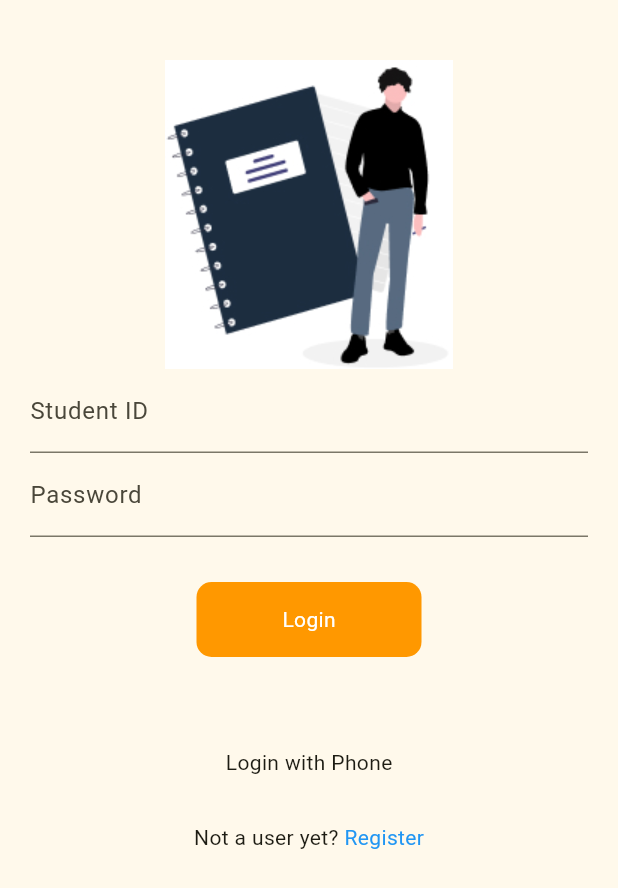
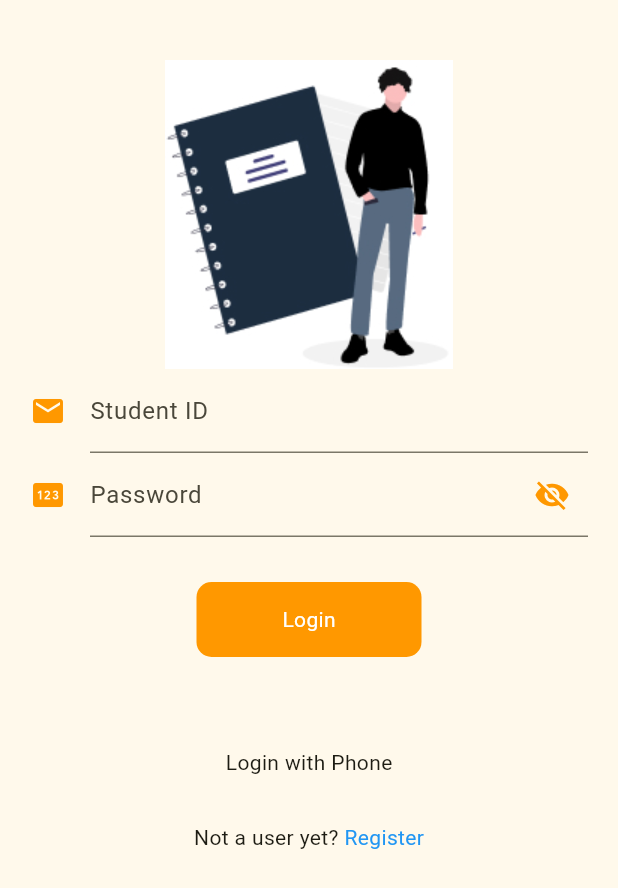
Before and after one commit to devanganaB/attendance_monitoring, a Flutter app: the screen it shows after launch, after a tap on "Login", on a phone screen of 412 x 824 dp. Shown: the top 888 px of the screen. Run offline on Flutter 3.47's test engine with Material 3 defaults, Android fonts, the phone set to English and light mode, and no system bars; our stand-ins replace cloud_firestore, firebase_auth, firebase_core, flutter_animate, toggle_switch; missing offline and left inert: flutter_barcode_scanner; accounts and stored records are empty; network calls fail.

Commit message:
login connected

```diff
--- a/lib/main.dart
+++ b/lib/main.dart
@@ -55,7 +55,8 @@ class _splashScreenState extends State<splashScreen> {
   @override
   Widget build(BuildContext context) {
     return Scaffold(
-      body: Column(
+      body: SingleChildScrollView(
+        child: Column(
           children: [
             Padding(
               padding: const EdgeInsets.only(top: 60),
@@ -88,6 +89,7 @@ class _splashScreenState extends State<splashScreen> {
             )
           ],
         ),
+      ),
     );
   }
 }
--- a/lib/screen/loginscreen.dart
+++ b/lib/screen/loginscreen.dart
@@ -1,3 +1,4 @@
+import 'package:attendance_monitoring/colors/pallete.dart';
 import 'package:attendance_monitoring/screen/home.dart';
 import 'package:attendance_monitoring/screen/phoneauth.dart';
 import 'package:attendance_monitoring/screen/register.dart';
@@ -16,9 +17,10 @@ class LoginScreen extends StatefulWidget {
 }
 
 class _LoginScreenState extends State<LoginScreen> {
+  bool passwordVisible = false;
   final FirebaseAuth _auth = FirebaseAuth.instance;
-  TextEditingController _emailController = TextEditingController();
-  TextEditingController _passwordController = TextEditingController();
+  final TextEditingController _emailController = TextEditingController();
+  final TextEditingController _passwordController = TextEditingController();
 
   Future<void> _login() async {
     try {
@@ -59,54 +61,35 @@ class _LoginScreenState extends State<LoginScreen> {
                 TextFormField(
                   controller: _emailController,
                   decoration: InputDecoration(
-                    labelText: 'Student ID',
-                    hintText: 'Enter your student ID',
-                  ),
+                      labelText: 'Student ID',
+                      hintText: 'Enter your student ID',
+                      icon: Icon(Icons.email),
+                      iconColor: Pallete.primary),
                 ),
                 TextFormField(
                   controller: _passwordController,
                   obscureText: true,
                   decoration: InputDecoration(
-                    labelText: 'Password',
-                    hintText: 'Enter your password',
-                  ),
+                      labelText: 'Password',
+                      hintText: 'Enter your password',
+                      icon: Icon(Icons.pin),
+                      suffixIcon: IconButton(
+                        icon: Icon(
+                          passwordVisible
+                              ? Icons.visibility
+                              : Icons.visibility_off,
+                          color: Pallete.primary,
+                        ),
+                        onPressed: () {
+                          setState(() {
+                            passwordVisible = !passwordVisible;
+                          });
+                        },
+                      ),
+                      iconColor: Pallete.primary),
                 ),
                 GestureDetector(
-                  onTap: () async {
-                    String id = _emailController.text.toString();
-                    String pass = _passwordController.text.toString();
-
-                    if (id.isNotEmpty && pass.isNotEmpty) {
-                      try {
-                        DocumentSnapshot snap = await FirebaseFirestore.instance
-                            .collection("users")
-                            .doc(id)
-                            .get();
-
-                        if (snap.exists) {
-                          String password = snap['password'];
-                          if (pass == password) {
-                            setState(() {
-                              LoginInfo.id = id;
-                            });
-                            _login();
-                          } else {
-                            // Incorrect password
-                            print("Incorrect password");
-                          }
-                        } else {
-                          // User with provided ID not found
-                          print("User not found");
-                        }
-                      } catch (e) {
-                        print("Error: $e");
-                        // Handle any errors
-                      }
-                    } else {
-                      // Empty student ID or password
-                      print("Student ID or password is empty");
-                    }
-                  },
+                  onTap: _login,
                   child: Padding(
                     padding: const EdgeInsets.all(30.0),
                     child: Container(
```
Lines whose indentation alone changed are shown as unchanged.
